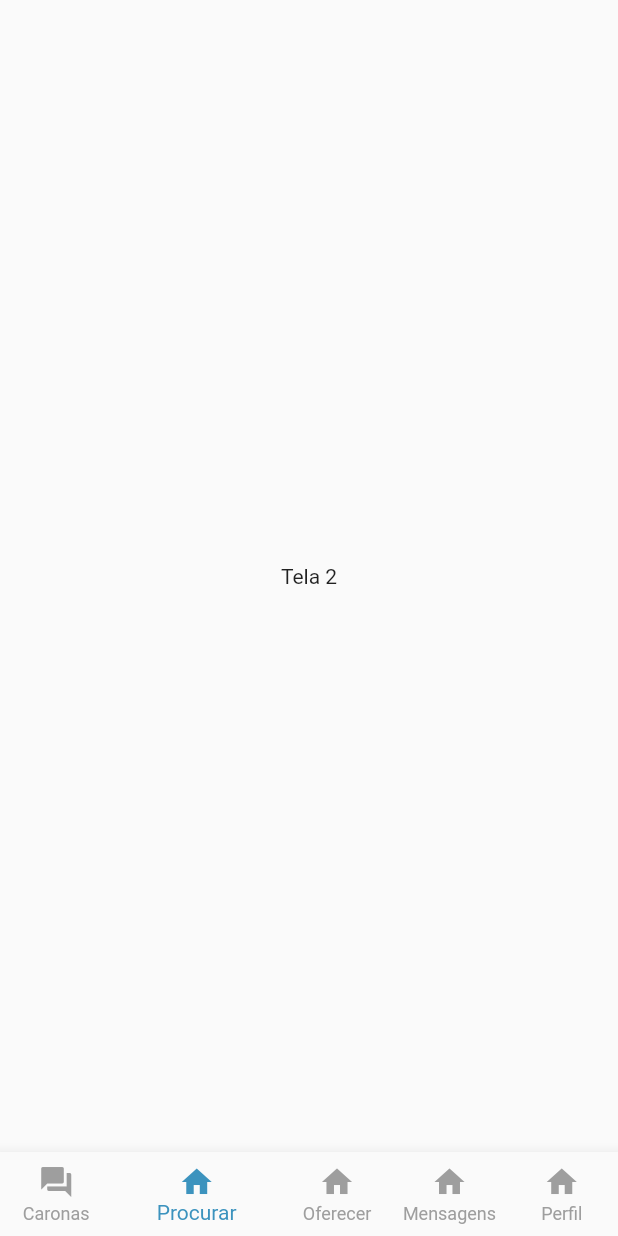
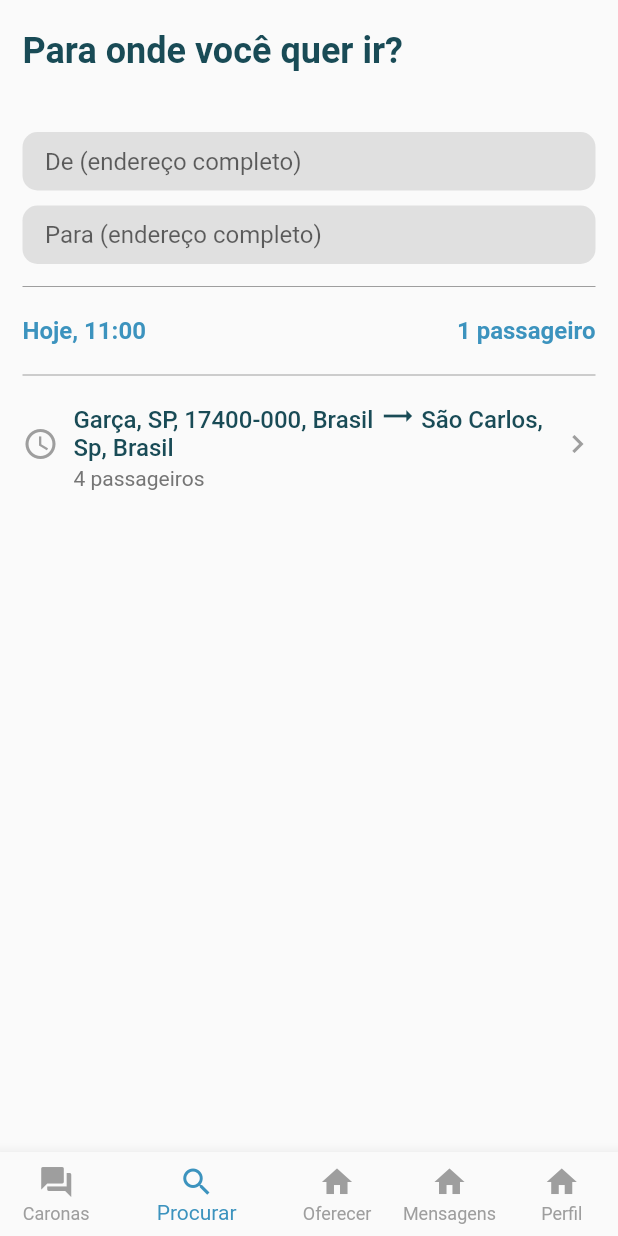
Before and after one commit to claudineibjr/bla_bla_car_clone, a Flutter app: the screen it shows after launch, item 2 of the bottom bar chosen, on a phone screen of 412 x 824 dp. Run offline on Flutter 3.47's test engine with Material 2 defaults, Android fonts, the phone set to English and light mode, and no system bars.

Commit message:
"Search" screen designed

```diff
--- a/lib/ui/screens/home/home_page.dart
+++ b/lib/ui/screens/home/home_page.dart
@@ -1,4 +1,5 @@
 import 'package:bla_bla_car_clone/ui/screens/rides/rides_screen.dart';
+import 'package:bla_bla_car_clone/ui/screens/search/search_screen.dart';
 import 'package:bla_bla_car_clone/ui/utils/colors.dart';
 import 'package:flutter/material.dart';
 
@@ -19,9 +20,7 @@ class _HomePageState extends State<HomePage> {
 
     screens = [
       RidesScreen(),
-      Center(
-        child: Text('Tela 2'),
-      ),
+      SearchScreen(),
       Center(
         child: Text('Tela 3'),
       ),
@@ -50,7 +49,7 @@ class _HomePageState extends State<HomePage> {
             title: Text('Caronas'),
           ),
           BottomNavigationBarItem(
-            icon: Icon(Icons.home),
+            icon: Icon(Icons.search),
             title: Text('Procurar'),
           ),
           BottomNavigationBarItem(
--- /dev/null
+++ b/lib/ui/screens/search/search_screen.dart
@@ -0,0 +1,172 @@
+import 'package:bla_bla_car_clone/ui/utils/colors.dart';
+import 'package:flutter/material.dart';
+
+class SearchScreen extends StatefulWidget {
+  @override
+  _SearchScreenState createState() => _SearchScreenState();
+}
+
+class _SearchScreenState extends State<SearchScreen> {
+  @override
+  Widget build(BuildContext context) {
+    return Scaffold(
+      body: Column(
+        crossAxisAlignment: CrossAxisAlignment.start,
+        children: <Widget>[
+          Text(
+            'Para onde você quer ir?',
+            style: TextStyle(
+              color: ThemeColors.secondaryColor,
+              fontSize: 24,
+              fontWeight: FontWeight.bold,
+            ),
+          ),
+          SizedBox(height: 40),
+          TextFormField(
+            initialValue: '',
+            decoration: InputDecoration(
+              isDense: true,
+              hintText: 'De (endereço completo)',
+              filled: true,
+              fillColor: Colors.grey[300],
+              contentPadding: EdgeInsets.symmetric(
+                horizontal: 15,
+                vertical: 10,
+              ),
+              enabledBorder: OutlineInputBorder(
+                borderSide: BorderSide(
+                  style: BorderStyle.none,
+                ),
+                borderRadius: BorderRadius.all(
+                  Radius.circular(10),
+                ),
+              ),
+              focusedBorder: OutlineInputBorder(
+                borderSide: BorderSide(
+                  style: BorderStyle.none,
+                ),
+                borderRadius: BorderRadius.all(
+                  Radius.circular(10),
+                ),
+              ),
+            ),
+          ),
+          SizedBox(height: 10),
+          TextFormField(
+            initialValue: '',
+            decoration: InputDecoration(
+              isDense: true,
+              hintText: 'Para (endereço completo)',
+              filled: true,
+              fillColor: Colors.grey[300],
+              contentPadding: EdgeInsets.symmetric(
+                horizontal: 15,
+                vertical: 10,
+              ),
+              enabledBorder: OutlineInputBorder(
+                borderSide: BorderSide(
+                  style: BorderStyle.none,
+                ),
+                borderRadius: BorderRadius.all(
+                  Radius.circular(10),
+                ),
+              ),
+              focusedBorder: OutlineInputBorder(
+                borderSide: BorderSide(
+                  style: BorderStyle.none,
+                ),
+                borderRadius: BorderRadius.all(
+                  Radius.circular(10),
+                ),
+              ),
+            ),
+          ),
+          SizedBox(height: 10),
+          Divider(
+            color: Colors.grey,
+            height: 10,
+          ),
+          Padding(
+            padding: EdgeInsets.symmetric(vertical: 15),
+            child: Row(
+              mainAxisAlignment: MainAxisAlignment.spaceBetween,
+              children: <Widget>[
+                Text(
+                  'Hoje, 11:00',
+                  style: TextStyle(
+                    color: ThemeColors.mainColor,
+                    fontWeight: FontWeight.bold,
+                    fontSize: 16,
+                  ),
+                ),
+                Text(
+                  '1 passageiro',
+                  style: TextStyle(
+                    color: ThemeColors.mainColor,
+                    fontWeight: FontWeight.bold,
+                    fontSize: 16,
+                  ),
+                ),
+              ],
+            ),
+          ),
+          Divider(
+            color: Colors.grey,
+            height: 10,
+          ),
+          Padding(
+            padding: EdgeInsets.symmetric(vertical: 10),
+            child: Row(
+              mainAxisAlignment: MainAxisAlignment.center,
+              children: <Widget>[
+                Icon(
+                  Icons.schedule,
+                  color: Colors.grey[500],
+                ),
+                SizedBox(width: 10),
+                Flexible(
+                  child: Column(
+                    crossAxisAlignment: CrossAxisAlignment.start,
+                    mainAxisAlignment: MainAxisAlignment.center,
+                    children: <Widget>[
+                      RichText(
+                        text: TextSpan(
+                          style: TextStyle(
+                            color: ThemeColors.secondaryColor,
+                            fontWeight: FontWeight.w500,
+                            fontSize: 16,
+                          ),
+                          children: [
+                            TextSpan(text: 'Garça, SP, 17400-000, Brasil '),
+                            WidgetSpan(
+                              child: Icon(
+                                Icons.trending_flat,
+                                color: ThemeColors.secondaryColor,
+                              ),
+                            ),
+                            TextSpan(text: ' São Carlos, Sp, Brasil'),
+                          ],
+                        ),
+                      ),
+                      SizedBox(height: 3),
+                      Text(
+                        '4 passageiros',
+                        style: TextStyle(
+                          color: Colors.grey[600],
+                        ),
+                      ),
+                    ],
+                  ),
+                ),
+                Icon(
+                  Icons.keyboard_arrow_right,
+                  color: Colors.grey,
+                ),
+              ],
+            ),
+          )
+        ],
+      ),
+    );
+  }
+}
```
